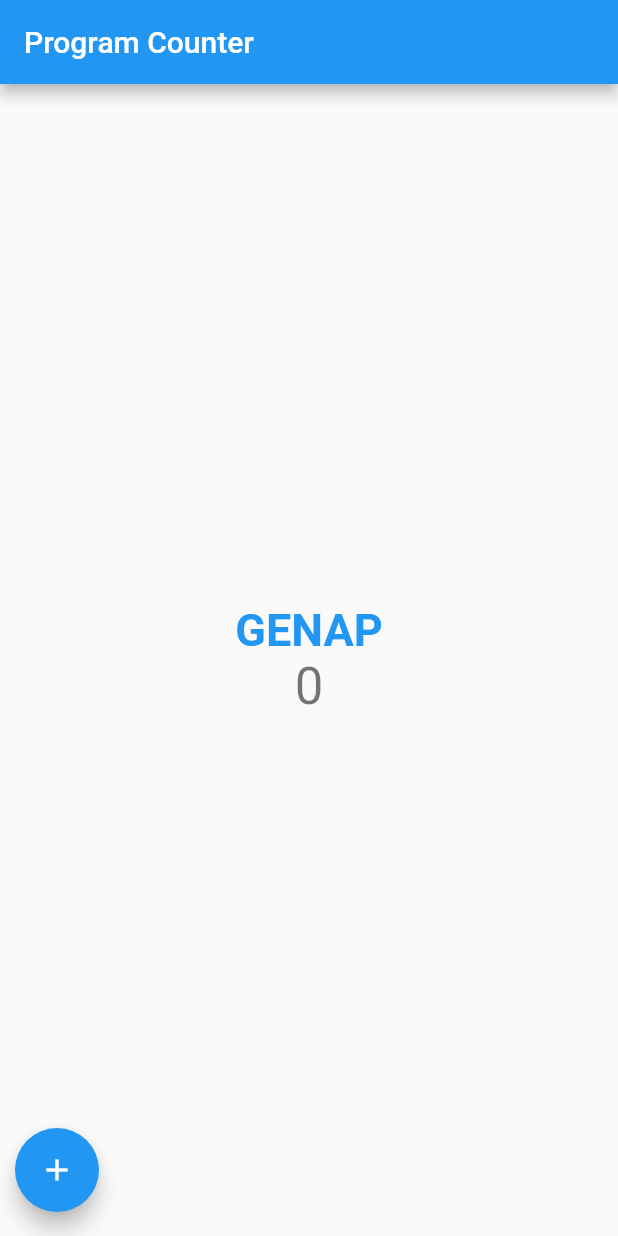
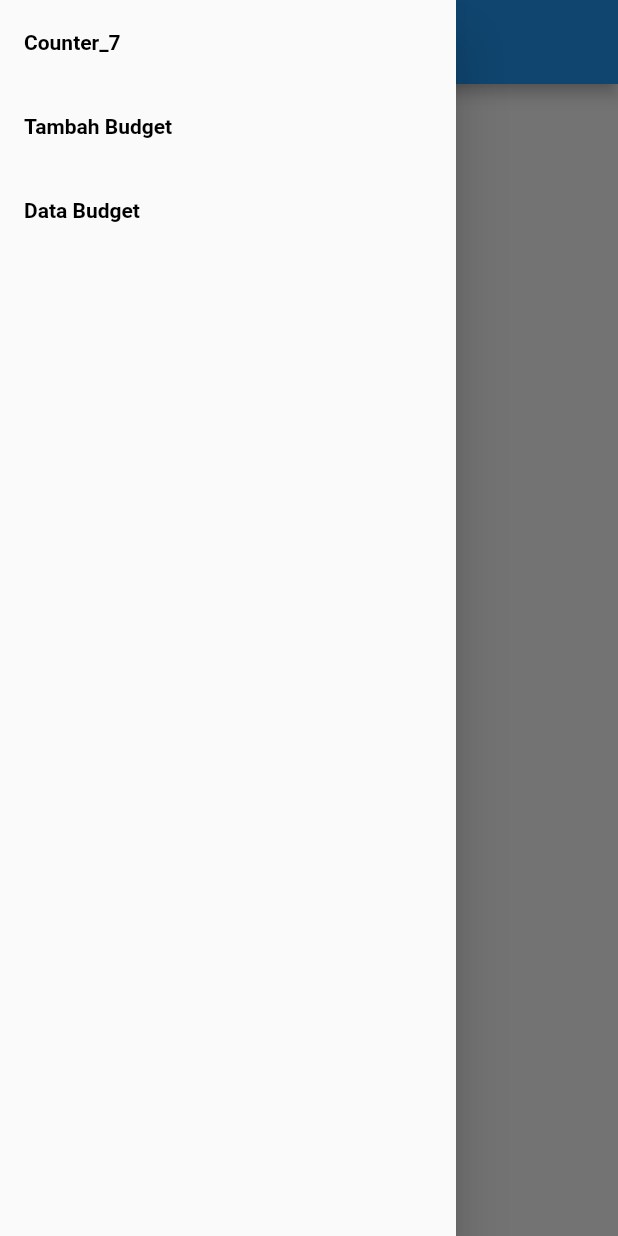
Before and after one commit to nseptio/pbp-flutter-lab, a Flutter app: the screen it shows after launch, with the side drawer open (before the commit the screen has no drawer), on a phone screen of 412 x 824 dp. Run offline on Flutter 3.47's test engine with Material 2 defaults, Android fonts, the phone set to English and light mode, and no system bars.

Commit message:
finish assignment 8

```diff
--- /dev/null
+++ b/lib/budget.dart
@@ -0,0 +1,17 @@
+class Budget {
+  static List<Budget> budgetList = [];
+  String judul;
+  int nominal;
+  String jenis;
+  DateTime date;
+
+  Budget(
+      {required this.judul,
+      required this.nominal,
+      required this.jenis,
+      required this.date});
+
+  static void addBudget(Budget budget) {
+    budgetList.add(budget);
+  }
+}
--- /dev/null
+++ b/lib/data.dart
@@ -0,0 +1,34 @@
+import 'package:flutter/material.dart';
+import 'package:lab/drawer.dart';
+import 'package:lab/budget.dart';
+
+class MyDataPage extends StatefulWidget {
+  const MyDataPage({super.key});
+
+  @override
+  State<MyDataPage> createState() => _MyDataPageState();
+}
+
+class _MyDataPageState extends State<MyDataPage> {
+  @override
+  Widget build(BuildContext context) {
+    return Scaffold(
+      appBar: AppBar(
+        title: const Text("Data Budget"),
+      ),
+      drawer: const DrawerWidget(),
+      body: ListView.builder(
+        itemCount: Budget.budgetList.length,
+        itemBuilder: (context, index) {
+          return Card(
+            child: ListTile(
+              title: Text(Budget.budgetList[index].judul),
+              subtitle: Text(Budget.budgetList[index].nominal.toString()),
+              trailing: Text(Budget.budgetList[index].jenis),
+            ),
+          );
+        },
+      ),
+    );
+  }
+}
--- /dev/null
+++ b/lib/drawer.dart
@@ -0,0 +1,58 @@
+import 'package:flutter/material.dart';
+import 'package:lab/main.dart';
+import 'package:lab/form.dart';
+import 'package:lab/data.dart';
+
+class DrawerWidget extends StatelessWidget {
+  const DrawerWidget({Key? key}) : super(key: key);
+
+  @override
+  Widget build(BuildContext context) {
+    return Drawer(
+      child: ListView(
+        padding: EdgeInsets.zero,
+        children: <Widget>[
+          ListTile(
+            title: const Text(
+              "Counter_7",
+              style:
+                  TextStyle(fontWeight: FontWeight.bold, color: Colors.black),
+            ),
+            onTap: () {
+              Navigator.push(
+                context,
+                MaterialPageRoute(builder: (context) => const MyHomePage()),
+              );
+            },
+          ),
+          ListTile(
+            title: const Text(
+              "Tambah Budget",
+              style:
+                  TextStyle(fontWeight: FontWeight.bold, color: Colors.black),
+            ),
+            onTap: () {
+              Navigator.push(
+                context,
+                MaterialPageRoute(builder: (context) => const MyFormPage()),
+              );
+            },
+          ),
+          ListTile(
+            title: const Text(
+              "Data Budget",
+              style:
+                  TextStyle(fontWeight: FontWeight.bold, color: Colors.black),
+            ),
+            onTap: () {
+              Navigator.push(
+                context,
+                MaterialPageRoute(builder: (context) => const MyDataPage()),
+              );
+            },
+          ),
+        ],
+      ),
+    );
+  }
+}
--- a/lib/main.dart
+++ b/lib/main.dart
@@ -1,4 +1,5 @@
 import 'package:flutter/material.dart';
+import 'package:lab/drawer.dart';
 
 void main() {
   runApp(const MyApp());
@@ -13,35 +14,16 @@ class MyApp extends StatelessWidget {
     return MaterialApp(
       title: 'Flutter Demo',
       theme: ThemeData(
-        // This is the theme of your application.
-        //
-        // Try running your application with "flutter run". You'll see the
-        // application has a blue toolbar. Then, without quitting the app, try
-        // changing the primarySwatch below to Colors.green and then invoke
-        // "hot reload" (press "r" in the console where you ran "flutter run",
-        // or simply save your changes to "hot reload" in a Flutter IDE).
-        // Notice that the counter didn't reset back to zero; the application
-        // is not restarted.
         primarySwatch: Colors.blue,
       ),
-      home: const MyHomePage(title: 'Program Counter'),
+      home: const MyHomePage(),
     );
   }
 }
 
 class MyHomePage extends StatefulWidget {
-  const MyHomePage({super.key, required this.title});
-
-  // This widget is the home page of your application. It is stateful, meaning
-  // that it has a State object (defined below) that contains fields that affect
-  // how it looks.
-
-  // This class is the configuration for the state. It holds the values (in this
-  // case the title) provided by the parent (in this case the App widget) and
-  // used by the build method of the State. Fields in a Widget subclass are
-  // always marked "final".
-
-  final String title;
+  const MyHomePage({super.key});
+  final String title = "Program Counter";
 
   @override
   State<MyHomePage> createState() => _MyHomePageState();
@@ -52,22 +34,12 @@ class _MyHomePageState extends State<MyHomePage> {
 
   void _incrementCounter() {
     setState(() {
-      // This call to setState tells the Flutter framework that something has
-      // changed in this State, which causes it to rerun the build method below
-      // so that the display can reflect the updated values. If we changed
-      // _counter without calling setState(), then the build method would not be
-      // called again, and so nothing would appear to happen.
       _counter++;
     });
   }
 
   void _decrementCounter() {
     setState(() {
-      // This call to setState tells the Flutter framework that something has
-      // changed in this State, which causes it to rerun the build method below
-      // so that the display can reflect the updated values. If we changed
-      // _counter without calling setState(), then the build method would not be
-      // called again, and so nothing would appear to happen.
       if (_counter > 0) {
         _counter--;
       }
@@ -76,46 +48,23 @@ class _MyHomePageState extends State<MyHomePage> {
 
   @override
   Widget build(BuildContext context) {
-    bool _isEven = _counter % 2 == 0;
-    String _text = _isEven ? 'GENAP' : 'GANJIL';
-    // This method is rerun every time setState is called, for instance as done
-    // by the _incrementCounter method above.
-    //
-    // The Flutter framework has been optimized to make rerunning build methods
-    // fast, so that you can just rebuild anything that needs updating rather
-    // than having to individually change instances of widgets.
+    bool isEven = _counter % 2 == 0;
+    String text = isEven ? 'GENAP' : 'GANJIL';
     return Scaffold(
       appBar: AppBar(
-        // Here we take the value from the MyHomePage object that was created by
-        // the App.build method, and use it to set our appbar title.
         title: Text(widget.title),
       ),
+      drawer: const DrawerWidget(),
       body: Center(
-        // Center is a layout widget. It takes a single child and positions it
-        // in the middle of the parent.
         child: Column(
-          // Column is also a layout widget. It takes a list of children and
-          // arranges them vertically. By default, it sizes itself to fit its
-          // children horizontally, and tries to be as tall as its parent.
-          //
-          // Invoke "debug painting" (press "p" in the console, choose the
-          // "Toggle Debug Paint" action from the Flutter Inspector in Android
-          // Studio, or the "Toggle Debug Paint" command in Visual Studio Code)
-          // to see the wireframe for each widget.
-          //
-          // Column has various properties to control how it sizes itself and
-          // how it positions its children. Here we use mainAxisAlignment to
-          // center the children vertically; the main axis here is the vertical
-          // axis because Columns are vertical (the cross axis would be
-          // horizontal).
           mainAxisAlignment: MainAxisAlignment.center,
           children: <Widget>[
             Text(
-              _text,
+              text,
               style: TextStyle(
                 fontSize: 30,
                 fontWeight: FontWeight.bold,
-                color: _isEven ? Colors.blue : Colors.red,
+                color: isEven ? Colors.blue : Colors.red,
               ),
             ),
             Text(
```
Also changed, not shown: lib/form.dart (added, +225 -0 lines).
